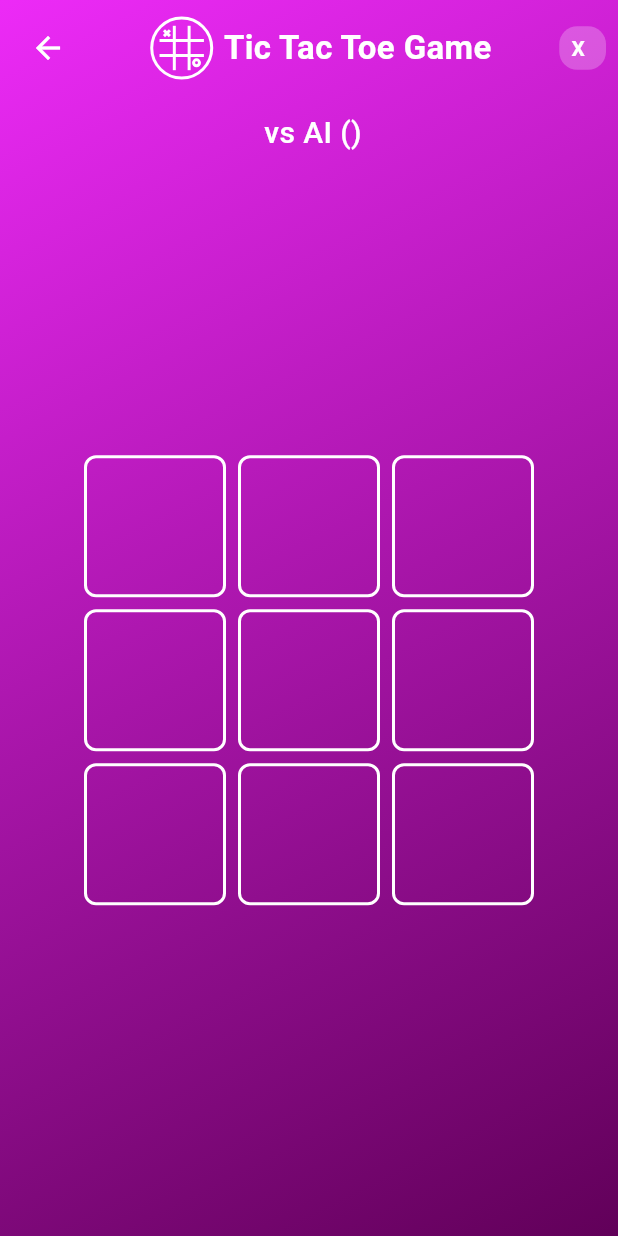
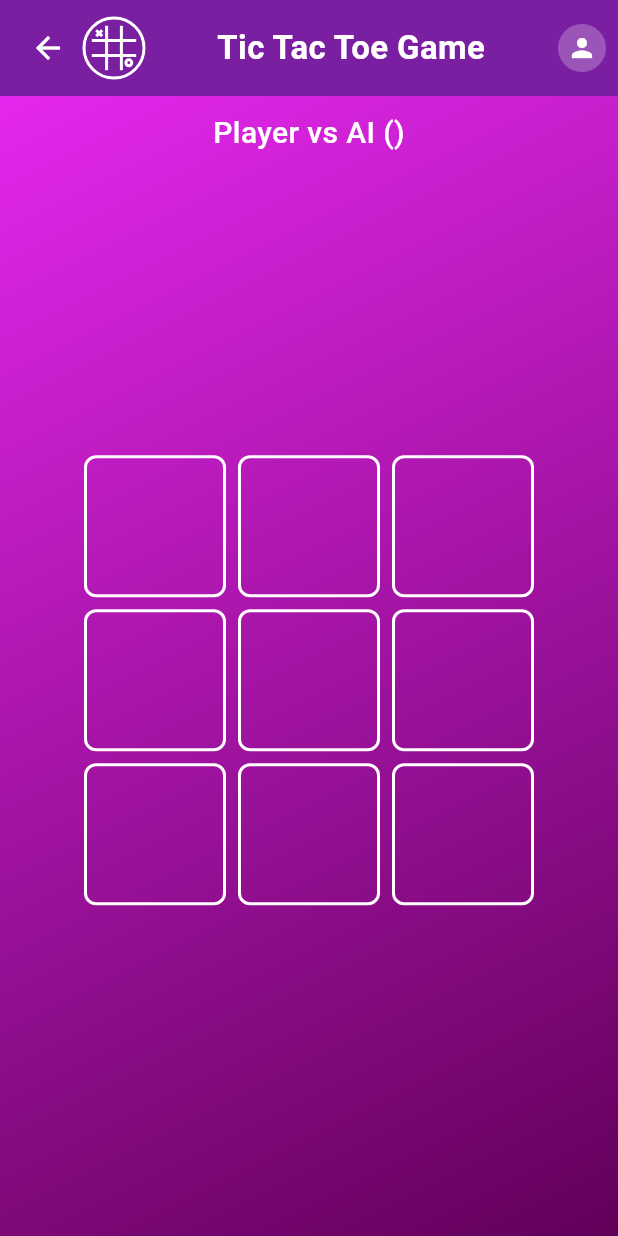
Before and after one commit to ShenaradeSilva/Classic_Noughts_And_Crosses_Game_Flutter, a Flutter app: the GameScreen screen opened directly with empty values, on a phone screen of 412 x 824 dp. Run offline on Flutter 3.47's test engine with Material 3 defaults, Android fonts, the phone set to English and light mode, and no system bars.

Commit message:
Updated the main.dart, home_screen.dart and game_screen.dart files

```diff
--- a/lib/screens/game_screen.dart
+++ b/lib/screens/game_screen.dart
@@ -1,38 +1,49 @@
 import 'package:flutter/material.dart';
 import '../logo/logo.dart';
-import 'dart:math';
 
 enum Player { x, o }
 
 class PlayerCard extends StatelessWidget {
   final String name;
   final Player symbol;
+  final bool isSmall;
 
-  const PlayerCard({super.key, required this.name, required this.symbol});
+  const PlayerCard({
+    super.key,
+    required this.name,
+    required this.symbol,
+    this.isSmall = false,
+  });
 
   @override
   Widget build(BuildContext context) {
     return Container(
-      padding: const EdgeInsets.symmetric(horizontal: 8, vertical: 4),
+      padding: EdgeInsets.symmetric(
+        horizontal: isSmall ? 6 : 8,
+        vertical: isSmall ? 2 : 4
+      ),
       decoration: BoxDecoration(
         color: Colors.white24,
-        borderRadius: BorderRadius.circular(12),
+        borderRadius: BorderRadius.circular(isSmall ? 8 : 12),
       ),
       child: Row(
+        mainAxisSize: MainAxisSize.min,
         children: [
           Text(
             symbol.name.toUpperCase(),
-            style: const TextStyle(
+            style: TextStyle(
               fontWeight: FontWeight.bold,
               color: Colors.white,
+              fontSize: isSmall ? 12 : null,
             ),
           ),
-          const SizedBox(width: 6),
+          const SizedBox(width: 4),
           Text(
             name,
-            style: const TextStyle(
+            style: TextStyle(
               fontWeight: FontWeight.w500,
               color: Colors.white,
+              fontSize: isSmall ? 12 : null,
             ),
           ),
         ],
@@ -136,47 +147,60 @@ class _GameScreenState extends State<GameScreen> {
     });
   }
 
+  Widget _buildAppBarPlayerWidget() {
+    if (widget.playerName.isNotEmpty) {
+      return PlayerCard(
+        name: widget.playerName,
+        symbol: widget.playerSymbol,
+        isSmall: true,
+      );
+    } else {
+      return Container(
+        padding: const EdgeInsets.all(6),
+        decoration: BoxDecoration(
+          color: Colors.white24,
+          borderRadius: BorderRadius.circular(20),
+        ),
+        child: const Icon(
+          Icons.person,
+          color: Colors.white,
+          size: 20,
+        ),
+      );
+    }
+  }
+
   @override
   Widget build(BuildContext context) {
     return Scaffold(
-      body: Container(
-        width: double.infinity,
-        height: double.infinity,
-        decoration: const BoxDecoration(
-          gradient: LinearGradient(
-            colors: [
-              Color.fromARGB(255, 237, 42, 247),
-              Color.fromARGB(255, 97, 0, 89),
-            ],
-            begin: Alignment.topLeft,
-            end: Alignment.bottomRight,
-          ),
-        ),
-        child: SafeArea(
+      backgroundColor: Colors.transparent,
+      body: SafeArea(
         child: Column(
           children: [
-              // Top bar: Back button | Logo + text | Player card
-              Padding(
-                padding:
-                    const EdgeInsets.symmetric(horizontal: 8, vertical: 8),
+            // Top bar with purple[700] background
+            Container(
+              color: Colors.purple[700],
+              child: Padding(
+                padding: const EdgeInsets.symmetric(horizontal: 8, vertical: 8),
                 child: Row(
-                  mainAxisAlignment: MainAxisAlignment.spaceBetween,
                   children: [
-                    // Back button
+                    // Back button and Logo
+                    Row(
+                      children: [
                         IconButton(
                           icon: const Icon(Icons.arrow_back, color: Colors.white),
                           onPressed: () => Navigator.pop(context),
                         ),
-
-                    // Logo + text
-                    Row(
-                      children: [
                         SizedBox(
                           height: 40,
                           width: 40,
                           child: TicTacToeLogo(size: 40),
                         ),
-                        const SizedBox(width: 8),
+                      ],
+                    ),
+
+                    const Spacer(),
+
                     const Text(
                       'Tic Tac Toe Game',
                       style: TextStyle(
@@ -185,15 +209,12 @@ class _GameScreenState extends State<GameScreen> {
                         color: Colors.white,
                       ),
                     ),
+
+                    const Spacer(),
+
+                    _buildAppBarPlayerWidget(),
                   ],
                 ),
-
-                    // Player card
-                    PlayerCard(
-                      name: widget.playerName,
-                      symbol: widget.playerSymbol,
-                    ),
-                  ],
               ),
             ),
 
@@ -201,7 +222,7 @@ class _GameScreenState extends State<GameScreen> {
 
             // Player info
             Text(
-                '${widget.playerName} vs AI (${widget.difficulty})',
+              '${widget.playerName.isNotEmpty ? widget.playerName : 'Player'} vs AI (${widget.difficulty})',
               style: const TextStyle(
                 fontSize: 20,
                 fontWeight: FontWeight.w500,
@@ -217,8 +238,7 @@ class _GameScreenState extends State<GameScreen> {
                   height: 300,
                   child: GridView.builder(
                     physics: const NeverScrollableScrollPhysics(),
-                      gridDelegate:
-                          const SliverGridDelegateWithFixedCrossAxisCount(
+                    gridDelegate: const SliverGridDelegateWithFixedCrossAxisCount(
                       crossAxisCount: 3,
                       childAspectRatio: 1,
                       crossAxisSpacing: 8,
@@ -270,7 +290,6 @@ class _GameScreenState extends State<GameScreen> {
           ],
         ),
       ),
-      ),
     );
   }
 }
--- a/lib/screens/home_screen.dart
+++ b/lib/screens/home_screen.dart
@@ -197,6 +197,9 @@ class _HomePageState extends State<HomePage> {
                     onChanged: (value) =>
                         setState(() => _selectedDifficulty = value),
                     style: const TextStyle(color: Colors.white),
+                    // Add these properties for white dropdown arrow
+                    icon: const Icon(Icons.arrow_drop_down, color: Colors.white),
+                    iconSize: 30,
                   ),
                 ),
                 const SizedBox(height: 20),
```
Also changed, not shown: lib/main.dart (+10 -9 lines), assets/ai.png (added). Lines whose indentation alone changed are shown as unchanged.
